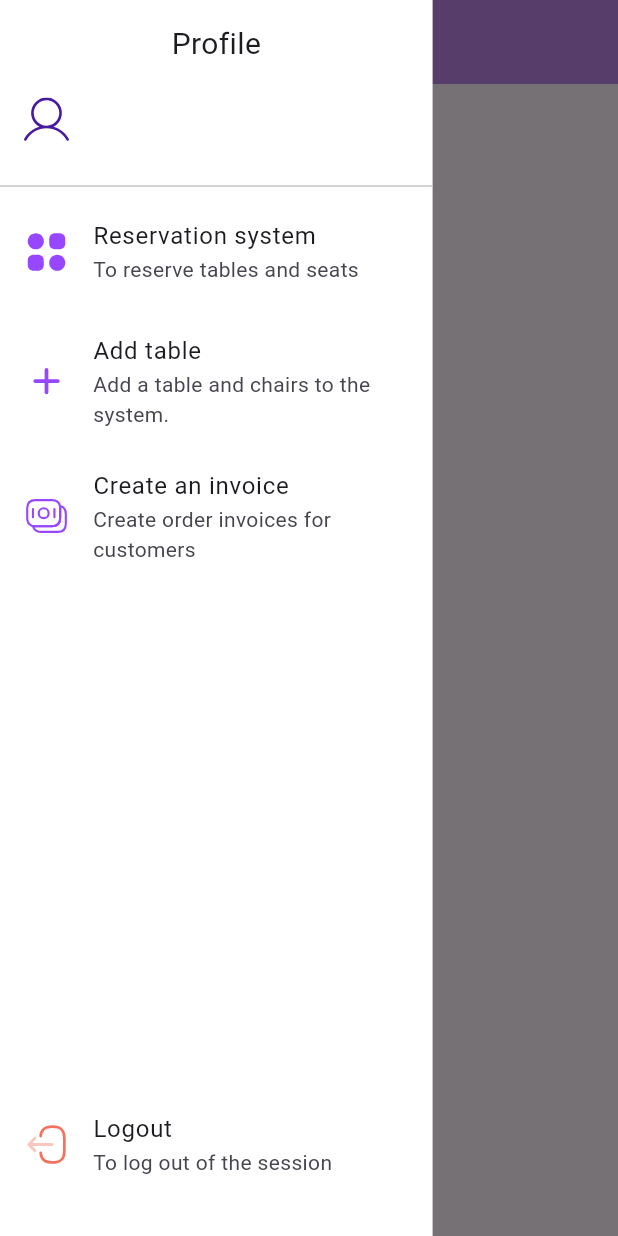
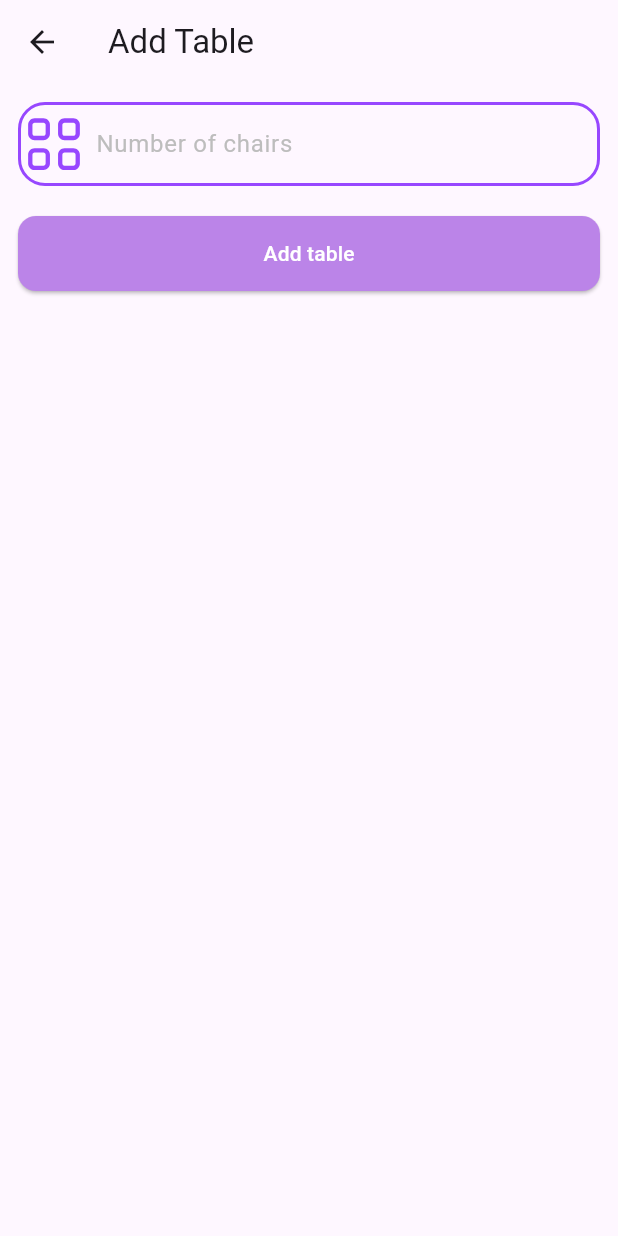
Before and after one commit to bahaaeshnena/resturant_dashboard, a Flutter app: the HomeView screen opened directly, in the side drawer, after a tap on "Add table", on a phone screen of 412 x 824 dp. Run offline on Flutter 3.47's test engine with Material 3 defaults, Android fonts, the phone set to English and light mode, and no system bars; our stand-ins replace cloud_firestore, firebase_auth, firebase_core, flutter_svg, google_sign_in, shared_preferences; accounts and stored records are empty.

```diff
--- a/lib/src/core/utils/widgets/custom_text_field.dart
+++ b/lib/src/core/utils/widgets/custom_text_field.dart
@@ -12,6 +12,7 @@ class CustomTextField extends StatelessWidget {
     this.obscureText = false,
     this.controller,
     this.validator,
+    this.keyboardType,
   });
   final void Function()? onPressed;
   final String icon;
@@ -19,10 +20,12 @@ class CustomTextField extends StatelessWidget {
   final String hint;
   final bool obscureText;
   final TextEditingController? controller;
+  final TextInputType? keyboardType;
   final String? Function(String?)? validator;
   @override
   Widget build(BuildContext context) {
     return TextFormField(
+      keyboardType: keyboardType,
       validator: validator,
       controller: controller,
       obscureText: obscureText,
--- a/lib/src/features/auth/models/user_model.dart
+++ b/lib/src/features/auth/models/user_model.dart
@@ -3,7 +3,7 @@ import 'dart:convert';
 class UserModel {
   final String? fullName;
   final String email;
-  final String password; // Add this field for password
+  final String password;
 
   UserModel({
     this.fullName,
--- /dev/null
+++ b/lib/src/features/home/presentation/views/drawer/add_table_view.dart
@@ -0,0 +1,18 @@
+import 'package:flutter/material.dart';
+import 'package:task/src/features/home/presentation/views/drawer/widgets/body_add_table_view.dart';
+
+class AddTableView extends StatelessWidget {
+  const AddTableView({super.key});
+
+  @override
+  Widget build(BuildContext context) {
+    return SafeArea(
+      child: Scaffold(
+        appBar: AppBar(
+          title: const Text('Add Table'),
+        ),
+        body: const BodyAddTableView(),
+      ),
+    );
+  }
+}
--- a/lib/src/features/home/presentation/views/drawer/custom_drawer.dart
+++ b/lib/src/features/home/presentation/views/drawer/custom_drawer.dart
@@ -1,5 +1,6 @@
 import 'package:flutter/material.dart';
 import 'package:provider/provider.dart';
+import 'package:task/src/features/home/presentation/views/drawer/add_table_view.dart';
 import 'package:task/src/features/home/presentation/views/drawer/widgets/list_tile_item.dart';
 import 'package:task/src/features/auth/view_models/auth_view_model.dart';
 
@@ -50,7 +51,13 @@ class CustomDrawer extends StatelessWidget {
               title: 'Add table',
               subTitle: 'Add a table and chairs to the system.',
               icon: "assets/images/add.svg",
-              onTap: () {},
+              onTap: () {
+                Navigator.of(context).push(
+                  MaterialPageRoute(
+                    builder: (context) => const AddTableView(),
+                  ),
+                );
+              },
             ),
             const SizedBox(height: 10),
             ListTileItem(
--- /dev/null
+++ b/lib/src/features/home/presentation/views/drawer/widgets/body_add_table_view.dart
@@ -0,0 +1,36 @@
+import 'package:flutter/material.dart';
+import 'package:task/src/core/utils/widgets/custom_elevated_button.dart';
+import 'package:task/src/core/utils/widgets/custom_text_field.dart';
+
+class BodyAddTableView extends StatelessWidget {
+  const BodyAddTableView({super.key});
+
+  @override
+  Widget build(BuildContext context) {
+    return SingleChildScrollView(
+      child: Padding(
+        padding: const EdgeInsets.all(12),
+        child: Column(
+          children: [
+            Form(
+              child: Column(
+                children: [
+                  const CustomTextField(
+                    keyboardType: TextInputType.number,
+                    icon: 'assets/images/number.svg',
+                    hint: 'Number of chairs',
+                  ),
+                  const SizedBox(height: 20),
+                  CustomElevatedButton(
+                    text: 'Add table',
+                    onPressed: () {},
+                  ),
+                ],
+              ),
+            ),
+          ],
+        ),
+      ),
+    );
+  }
+}
```
Also changed, not shown: lib/src/core/data/repositories/tabeles/tabel_repo.dart (added, +60 -0 lines), lib/src/features/home/models/tabel_model.dart (+8 -2 lines), assets/images/add.svg, assets/images/number.svg (added).
